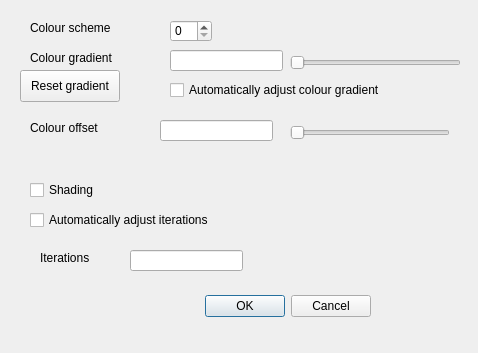
Above: src/controlpanel.ui from calum74/mandelbrot-qt before the change. Below: the same form after it.
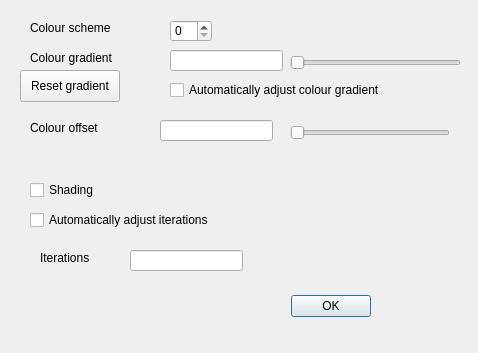
That is the form after the change.

```diff
--- a/src/controlpanel.ui
+++ b/src/controlpanel.ui
@@ -26,7 +26,7 @@
     <enum>Qt::Orientation::Horizontal</enum>
    </property>
    <property name="standardButtons">
-    <set>QDialogButtonBox::StandardButton::Cancel|QDialogButtonBox::StandardButton::Ok</set>
+    <set>QDialogButtonBox::StandardButton::Ok</set>
    </property>
   </widget>
   <widget class="QSpinBox" name="spinBox">
```
Left out of the diff: 2 changed lines with no effect on the pictures.
